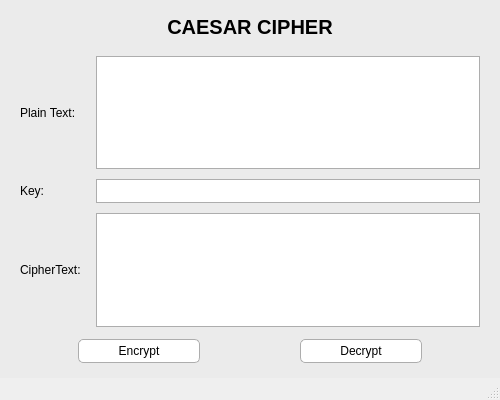
This is lab-03/ui/caesar.ui in duystts/bmttnc-hutech-2380600371 as Qt 5 draws it before an edit. The edited form follows.
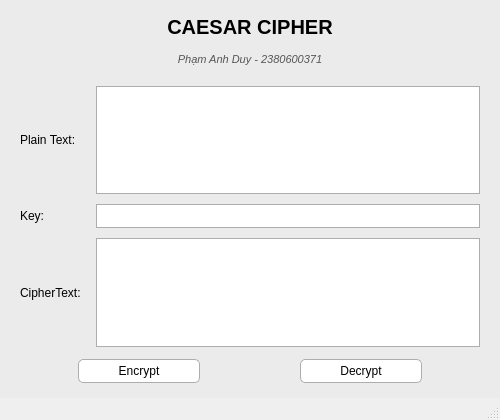
This is the edited form.

Commit message: [fix] lab-03 ca nhan hoa ui

Patch:
```diff
--- a/lab-03/ui/caesar.ui
+++ b/lab-03/ui/caesar.ui
@@ -7,13 +7,13 @@
     <x>0</x>
     <y>0</y>
     <width>500</width>
-    <height>400</height>
+    <height>420</height>
    </rect>
   </property>
   <property name="minimumSize">
    <size>
     <width>450</width>
-    <height>380</height>
+    <height>400</height>
    </size>
   </property>
   <property name="windowTitle">
@@ -34,7 +34,13 @@
          font-size: 20px;
          font-weight: bold;
          color: #000000;
-         margin-bottom: 5px;
+         margin-bottom: 2px;
+     }
+     QLabel#label_author {
+         font-size: 11px;
+         color: #555555;
+         font-style: italic;
+         margin-bottom: 8px;
      }
      QTextEdit, QLineEdit {
          background-color: #ffffff;
@@ -90,6 +96,16 @@
       </property>
      </widget>
     </item>
+    <item>
+     <widget class="QLabel" name="label_author">
+      <property name="text">
+       <string>Phạm Anh Duy - 2380600371</string>
+      </property>
+      <property name="alignment">
+       <set>Qt::AlignCenter</set>
+      </property>
+     </widget>
+    </item>
     <item>
      <layout class="QGridLayout" name="gridLayout">
       <property name="verticalSpacing">
```
The commit also changes 7 other files.
